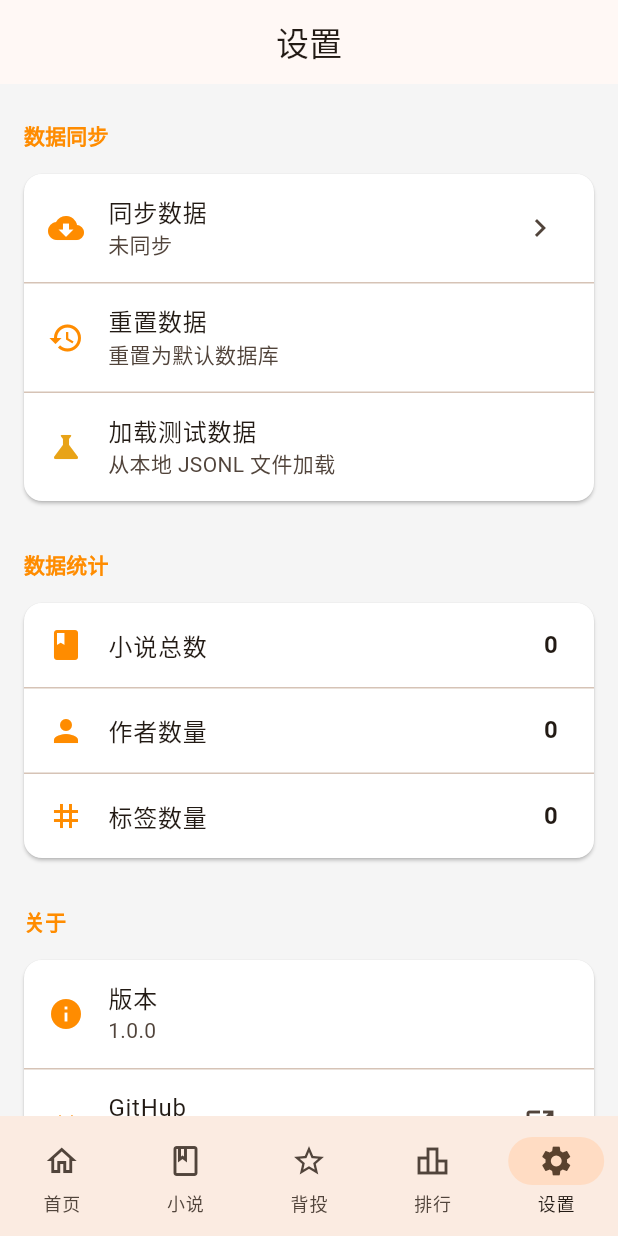
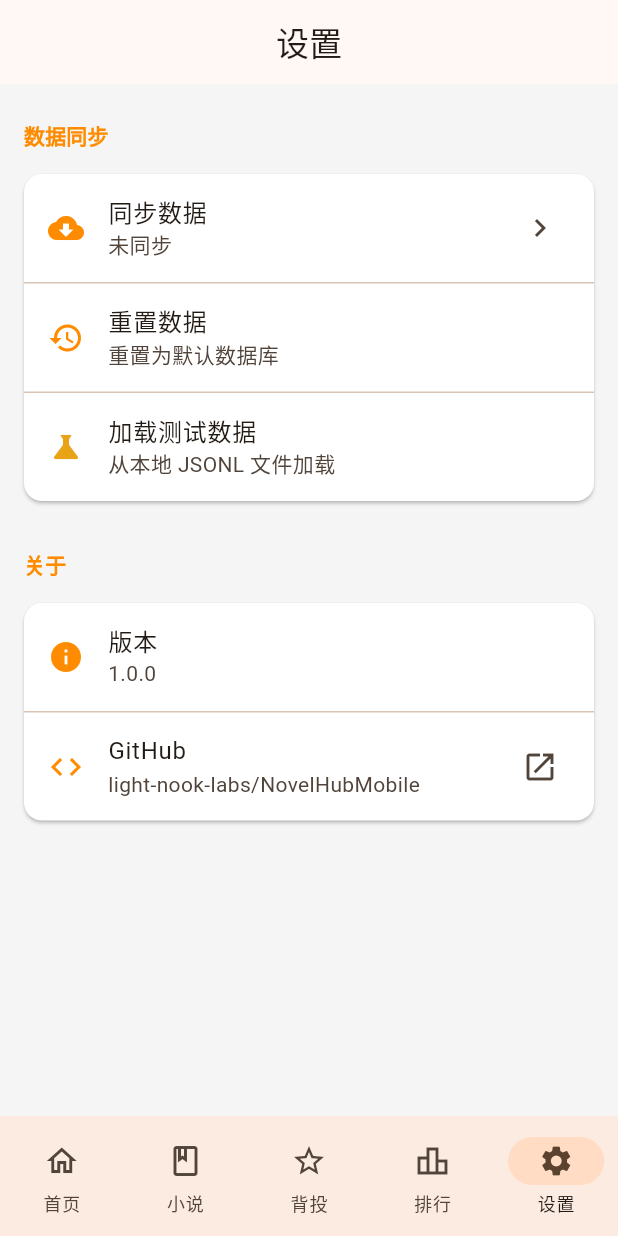
Before and after one commit to light-nook-labs/NovelHubMobile, a Flutter app: the SettingsScreen screen opened by its route, on a phone screen of 412 x 824 dp. Run offline on Flutter 3.47's test engine with Material 3 defaults, Android fonts, the phone set to English and light mode, and no system bars; our stand-ins replace cached_network_image, dio, drift, flutter_riverpod, go_router, riverpod_annotation and 1 more; accounts and stored records are empty; generated files the repository leaves out were written again.

Commit message:
Remove data statistics from settings page
- Statistics already shown on home page
- Cleaner settings page with only sync and about

```diff
--- a/lib/features/settings/settings_screen.dart
+++ b/lib/features/settings/settings_screen.dart
@@ -12,7 +12,6 @@ class SettingsScreen extends ConsumerWidget {
   @override
   Widget build(BuildContext context, WidgetRef ref) {
     final syncInfo = ref.watch(lastSyncInfoProvider);
-    final stats = ref.watch(statisticsProvider);
 
     return Scaffold(
       appBar: AppBar(title: const Text('设置')),
@@ -56,43 +55,6 @@ class SettingsScreen extends ConsumerWidget {
                   onTap: () => _loadTestData(context, ref),
                 ),
               ],
-            ),
-          ),
-
-          // Statistics section
-          _SectionHeader(title: '数据统计'),
-          Card(
-            margin: const EdgeInsets.symmetric(horizontal: 16, vertical: 8),
-            child: stats.when(
-              loading: () => const Padding(
-                padding: EdgeInsets.all(16),
-                child: Center(child: CircularProgressIndicator()),
-              ),
-              error: (err, _) => Padding(
-                padding: const EdgeInsets.all(16),
-                child: Text('Error: $err'),
-              ),
-              data: (data) => Column(
-                children: [
-                  _StatTile(
-                    icon: Icons.book,
-                    label: '小说总数',
-                    value: '${data['novels'] ?? 0}',
-                  ),
-                  const Divider(height: 1),
-                  _StatTile(
-                    icon: Icons.person,
-                    label: '作者数量',
-                    value: '${data['authors'] ?? 0}',
-                  ),
-                  const Divider(height: 1),
-                  _StatTile(
-                    icon: Icons.tag,
-                    label: '标签数量',
-                    value: '${data['tags'] ?? 0}',
-                  ),
-                ],
-              ),
             ),
           ),
 
@@ -286,32 +248,6 @@ class _SectionHeader extends StatelessWidget {
   }
 }
 
-class _StatTile extends StatelessWidget {
-  final IconData icon;
-  final String label;
-  final String value;
-
-  const _StatTile({
-    required this.icon,
-    required this.label,
-    required this.value,
-  });
-
-  @override
-  Widget build(BuildContext context) {
-    return ListTile(
-      leading: Icon(icon, color: AppColors.primary),
-      title: Text(label),
-      trailing: Text(
-        value,
-        style: Theme.of(
-          context,
-        ).textTheme.titleMedium?.copyWith(fontWeight: FontWeight.bold),
-      ),
-    );
-  }
-}
-
 class _SyncProgressDialog extends StatelessWidget {
   const _SyncProgressDialog();
 
```
